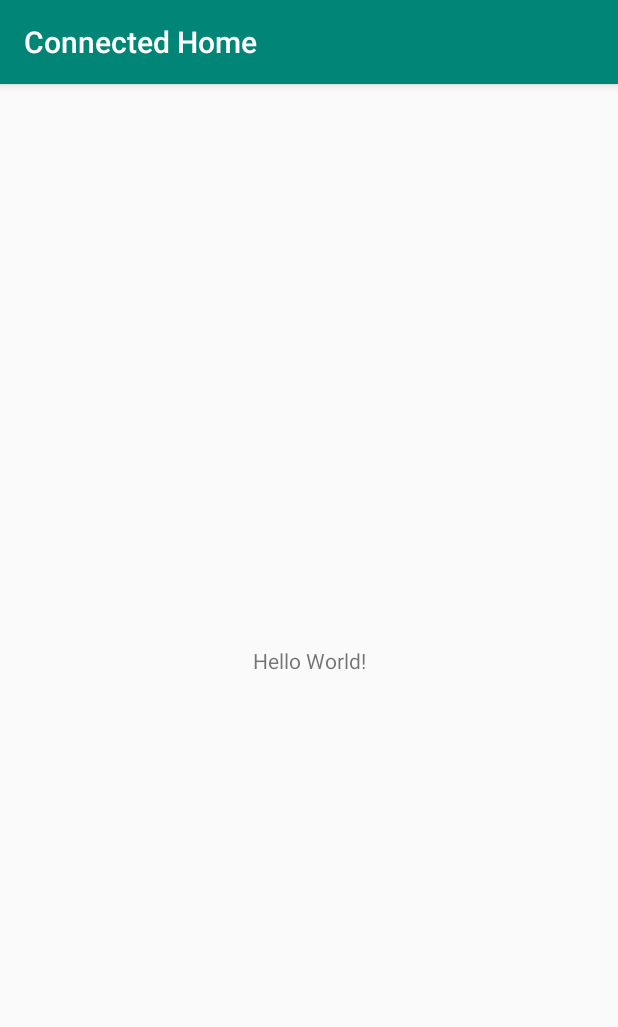
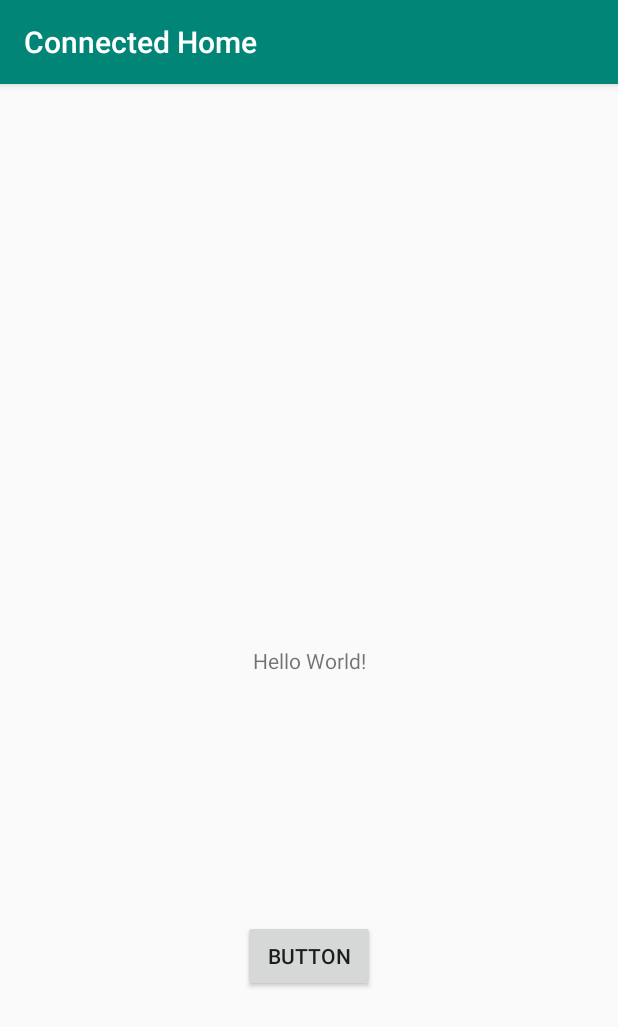
Before and after one commit to egperkins/im361android, an Android app: the screen it shows after launch (MainActivity), on a phone screen of 412 x 824 dp. Shown: the top 1027 px of the screen. Run offline under Robolectric (Android 15) with nearby library versions, the phone set to English and light mode, and no system bars.

Commit message:
Completed Sakai Directions
Will need to fix Minor Errors

```diff
--- a/app/src/main/java/com/lizzie/connectedhome/MainActivity.kt
+++ b/app/src/main/java/com/lizzie/connectedhome/MainActivity.kt
@@ -2,11 +2,18 @@ package com.lizzie.connectedhome
 
 import android.support.v7.app.AppCompatActivity
 import android.os.Bundle
+import android.widget.Button
+import android.widget.TextView
 
 class MainActivity : AppCompatActivity() {
 
     override fun onCreate(savedInstanceState: Bundle?) {
         super.onCreate(savedInstanceState)
         setContentView(R.layout.activity_main)
+        var myText: TextView = findViewById(R.id.my_text_view)
+        var myButton: Button = findViewById(R.id.my_button)
+        myButton.setOnClickListener {
+            myText.text = "I've been clicked!"
+        }
     }
 }
--- a/app/src/main/res/layout/activity_main.xml
+++ b/app/src/main/res/layout/activity_main.xml
@@ -14,6 +14,15 @@
             app:layout_constraintBottom_toBottomOf="parent"
             app:layout_constraintLeft_toLeftOf="parent"
             app:layout_constraintRight_toRightOf="parent"
-            app:layout_constraintTop_toTopOf="parent"/>
+            app:layout_constraintTop_toTopOf="parent" android:id="@+id/my_text_view"/>
+    <Button
+            android:text="Button"
+            android:layout_width="wrap_content"
+            android:layout_height="wrap_content"
+            android:id="@+id/my_button"
+            app:layout_constraintTop_toBottomOf="@+id/my_text_view" app:layout_constraintEnd_toEndOf="parent"
+            app:layout_constraintBottom_toBottomOf="parent"
+            app:layout_constraintStart_toStartOf="parent"
+    />
 
 </android.support.constraint.ConstraintLayout>
```
